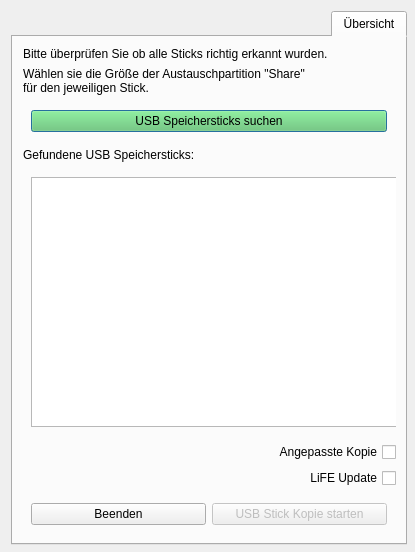
Old version of the form usbcreator.ui in the repository valueerrorx/life-usbcreator.
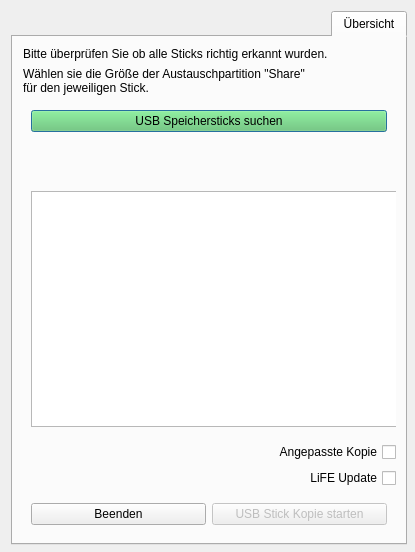
New version of the form. Icons and pictures are not drawn.

Patch:
```diff
--- a/usbcreator.ui
+++ b/usbcreator.ui
@@ -163,7 +163,7 @@
           </font>
          </property>
          <property name="text">
-          <string>&lt;html&gt;&lt;head/&gt;&lt;body&gt;&lt;p&gt;Gefundene USB Speichersticks:&lt;/p&gt;&lt;/body&gt;&lt;/html&gt;</string>
+          <string>&lt;html&gt;&lt;head/&gt;&lt;body&gt;&lt;p&gt;&lt;br/&gt;&lt;/p&gt;&lt;/body&gt;&lt;/html&gt;</string>
          </property>
          <property name="alignment">
           <set>Qt::AlignLeading|Qt::AlignLeft|Qt::AlignTop</set>
```
